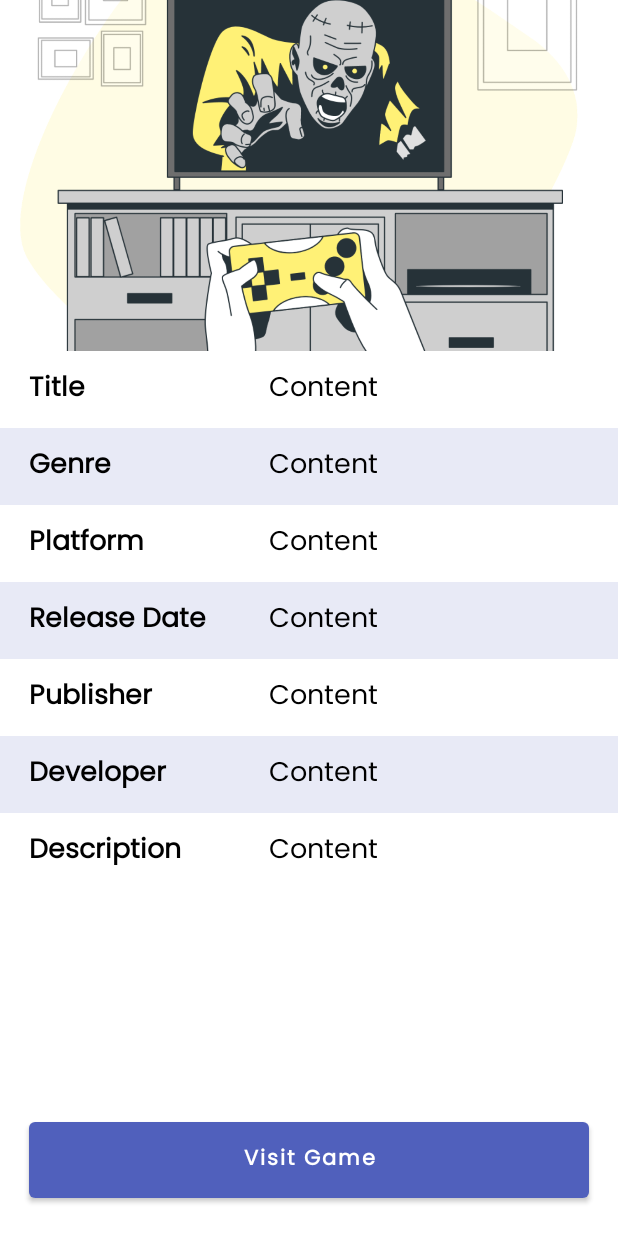
After one commit to algavania/WorldOfGames, an Android app: the layout activity_detail.xml on its own in the app's theme, with its tools: preview values and no code run, on a phone screen of 412 x 824 dp. The commit adds this screen. Run offline under Robolectric (Android 15) with nearby library versions, the phone set to English and light mode, and no system bars.

Commit message:
add detail activity

```diff
--- a/app/src/main/AndroidManifest.xml
+++ b/app/src/main/AndroidManifest.xml
@@ -11,6 +11,7 @@
         android:roundIcon="@mipmap/ic_launcher_round"
         android:supportsRtl="true"
         android:theme="@style/Theme.WorldOfGames">
+        <activity android:name=".activities.DetailActivity"></activity>
         <activity android:name=".activities.LandingActivity" />
         <activity android:name=".activities.SplashActivity">
             <intent-filter>
--- /dev/null
+++ b/app/src/main/java/com/dicoding/worldofgames/activities/DetailActivity.kt
@@ -0,0 +1,52 @@
+package com.dicoding.worldofgames.activities
+
+import android.content.Intent
+import android.net.Uri
+import androidx.appcompat.app.AppCompatActivity
+import android.os.Bundle
+import android.widget.Button
+import android.widget.ImageView
+import android.widget.TextView
+import androidx.core.content.ContextCompat
+import com.dicoding.worldofgames.R
+import com.dicoding.worldofgames.models.GameModel
+import com.squareup.picasso.Picasso
+
+class DetailActivity : AppCompatActivity() {
+    override fun onCreate(savedInstanceState: Bundle?) {
+        super.onCreate(savedInstanceState)
+        setContentView(R.layout.activity_detail)
+
+        supportActionBar?.setDisplayHomeAsUpEnabled(true)
+
+        val gameModel: GameModel = intent.extras?.getSerializable("game") as GameModel
+
+        val image = findViewById<ImageView>(R.id.img_detail)
+        Picasso.get().load(gameModel.thumbnail).into(image)
+        val title = findViewById<TextView>(R.id.tv_title_detail)
+        title.text = gameModel.title
+        val genre = findViewById<TextView>(R.id.tv_genre_detail)
+        genre.text = gameModel.genre
+        val platform = findViewById<TextView>(R.id.tv_platform_detail)
+        platform.text = gameModel.platform
+        val release = findViewById<TextView>(R.id.tv_release_detail)
+        release.text = gameModel.releaseDate
+        val publisher = findViewById<TextView>(R.id.tv_publisher_detail)
+        publisher.text = gameModel.publisher
+        val developer = findViewById<TextView>(R.id.tv_developer_detail)
+        developer.text = gameModel.developer
+        val description = findViewById<TextView>(R.id.tv_description_detail)
+        description.text = gameModel.description
+
+        val button = findViewById<Button>(R.id.btn_game)
+        button.setOnClickListener {
+            val browserIntent = Intent(Intent.ACTION_VIEW, Uri.parse(gameModel.url))
+            ContextCompat.startActivity(this, browserIntent, null)
+        }
+    }
+
+    override fun onSupportNavigateUp(): Boolean {
+        onBackPressed()
+        return true
+    }
+}
--- a/app/src/main/java/com/dicoding/worldofgames/activities/MainActivity.kt
+++ b/app/src/main/java/com/dicoding/worldofgames/activities/MainActivity.kt
@@ -49,7 +49,6 @@ class MainActivity : AppCompatActivity() {
 
     private fun checkIfFragmentExist(fragment: Fragment): Boolean {
         val actualFragment = supportFragmentManager.findFragmentByTag(fragment.javaClass.simpleName)
-        Log.d("check fragment", "${actualFragment != null}")
         return actualFragment != null
     }
 
@@ -66,7 +65,6 @@ class MainActivity : AppCompatActivity() {
     private fun hideFragment(fragment: Fragment) {
         if (checkIfFragmentExist(fragment)) {
             supportFragmentManager.beginTransaction().setCustomAnimations(android.R.animator.fade_in, android.R.animator.fade_out).hide(fragment).commit()
-            Log.d("hide fragment", "yes ${fragment.javaClass.simpleName}")
         }
     }
 }
--- a/app/src/main/java/com/dicoding/worldofgames/adapters/GameAdapter.kt
+++ b/app/src/main/java/com/dicoding/worldofgames/adapters/GameAdapter.kt
@@ -10,7 +10,7 @@ import com.dicoding.worldofgames.R
 import com.dicoding.worldofgames.models.GameModel
 import com.squareup.picasso.Picasso
 
-class GameAdapter(private val dataList: List<GameModel>) :
+class GameAdapter(private val dataList: List<GameModel>, private val onItemClick: (GameModel) -> Unit) :
     RecyclerView.Adapter<GameAdapter.ExampleViewHolder>() {
 
     override fun onCreateViewHolder(parent: ViewGroup, viewType: Int): ExampleViewHolder {
@@ -27,6 +27,10 @@ class GameAdapter(private val dataList: List<GameModel>) :
         Picasso.get().load(currentItem.thumbnail).into(holder.image)
         holder.tvName.text = currentItem.title
         holder.tvPublisher.text = currentItem.publisher
+
+        holder.itemView.setOnClickListener {
+            onItemClick.invoke(currentItem)
+        }
     }
 
     override fun getItemCount() = dataList.size
--- a/app/src/main/java/com/dicoding/worldofgames/fragments/HomeFragment.kt
+++ b/app/src/main/java/com/dicoding/worldofgames/fragments/HomeFragment.kt
@@ -1,5 +1,6 @@
 package com.dicoding.worldofgames.fragments
 
+import android.content.Intent
 import android.os.Bundle
 import androidx.fragment.app.Fragment
 import android.view.LayoutInflater
@@ -13,6 +14,8 @@ import com.androidnetworking.AndroidNetworking
 import com.androidnetworking.error.ANError
 import com.androidnetworking.interfaces.JSONObjectRequestListener
 import com.dicoding.worldofgames.R
+import com.dicoding.worldofgames.activities.DetailActivity
+import com.dicoding.worldofgames.activities.LandingActivity
 import com.dicoding.worldofgames.adapters.GameAdapter
 import com.dicoding.worldofgames.models.GameModel
 import org.json.JSONObject
@@ -103,7 +106,12 @@ class HomeFragment : Fragment() {
                         }
                     }
 
-                    recyclerView?.adapter = GameAdapter(list)
+                    val adapter = GameAdapter(list, onItemClick = {
+                        val intent = Intent(activity, DetailActivity::class.java)
+                        intent.putExtra("game", it)
+                        startActivity(intent)
+                    })
+                    recyclerView?.adapter = adapter
                     recyclerView?.layoutManager = LinearLayoutManager(activity)
                     recyclerView?.setItemViewCacheSize(20)
                     recyclerView?.isDrawingCacheEnabled = true
--- a/app/src/main/java/com/dicoding/worldofgames/models/GameModel.kt
+++ b/app/src/main/java/com/dicoding/worldofgames/models/GameModel.kt
@@ -1,4 +1,6 @@
 package com.dicoding.worldofgames.models
 
+import java.io.Serializable
+
 data class GameModel(var title: String, var genre: String, var platform: String, var releaseDate: String, var publisher: String, var developer: String,
-                     var description: String, var thumbnail: String, var url: String)
+                     var description: String, var thumbnail: String, var url: String) : Serializable
--- /dev/null
+++ b/app/src/main/res/layout/activity_detail.xml
@@ -0,0 +1,261 @@
+<?xml version="1.0" encoding="utf-8"?>
+<RelativeLayout xmlns:android="http://schemas.android.com/apk/res/android"
+    xmlns:app="http://schemas.android.com/apk/res-auto"
+    xmlns:tools="http://schemas.android.com/tools"
+    android:layout_width="match_parent"
+    android:layout_height="match_parent"
+    tools:context=".activities.DetailActivity"
+    android:paddingBottom="@dimen/_15sdp">
+
+    <androidx.core.widget.NestedScrollView
+        android:layout_width="match_parent"
+        android:layout_height="match_parent"
+        android:layout_above="@id/btn_game"
+        android:fillViewport="true">
+
+        <LinearLayout
+            android:layout_width="match_parent"
+            android:layout_height="wrap_content"
+            android:orientation="vertical">
+
+            <ImageView
+                android:id="@+id/img_detail"
+                android:layout_width="match_parent"
+                android:layout_height="@dimen/_180sdp"
+                android:contentDescription="Game Image"
+                android:scaleType="centerCrop"
+                android:src="@drawable/landing" />
+
+            <LinearLayout
+                android:layout_width="match_parent"
+                android:layout_height="match_parent"
+                android:orientation="vertical">
+
+                <LinearLayout
+                    android:layout_width="match_parent"
+                    android:layout_height="wrap_content"
+                    android:background="@color/white"
+                    android:orientation="horizontal"
+                    android:paddingHorizontal="@dimen/_15sdp"
+                    android:paddingVertical="@dimen/_8sdp"
+                    android:weightSum="1">
+
+                    <TextView
+                        android:layout_width="0dp"
+                        android:layout_height="wrap_content"
+                        android:layout_weight="0.4"
+                        android:text="Title"
+                        android:textColor="@color/black"
+                        android:textSize="@dimen/_14ssp"
+                        android:textStyle="bold" />
+
+                    <TextView
+                        android:id="@+id/tv_title_detail"
+                        android:layout_width="0dp"
+                        android:layout_height="wrap_content"
+                        android:layout_weight="0.6"
+                        android:paddingHorizontal="@dimen/_8sdp"
+                        android:text="Content"
+                        android:textColor="@color/black"
+                        android:textSize="@dimen/_14ssp" />
+
+                </LinearLayout>
+
+                <LinearLayout
+                    android:layout_width="match_parent"
+                    android:layout_height="wrap_content"
+                    android:background="@color/grey"
+                    android:orientation="horizontal"
+                    android:paddingHorizontal="@dimen/_15sdp"
+                    android:paddingVertical="@dimen/_8sdp"
+                    android:weightSum="1">
+
+                    <TextView
+                        android:layout_width="0dp"
+                        android:layout_height="wrap_content"
+                        android:layout_weight="0.4"
+                        android:text="Genre"
+                        android:textColor="@color/black"
+                        android:textSize="@dimen/_14ssp"
+                        android:textStyle="bold" />
+
+                    <TextView
+                        android:id="@+id/tv_genre_detail"
+                        android:layout_width="0dp"
+                        android:layout_height="wrap_content"
+                        android:layout_weight="0.6"
+                        android:paddingHorizontal="@dimen/_8sdp"
+                        android:text="Content"
+                        android:textColor="@color/black"
+                        android:textSize="@dimen/_14ssp" />
+
+                </LinearLayout>
+
+                <LinearLayout
+                    android:layout_width="match_parent"
+                    android:layout_height="wrap_content"
+                    android:background="@color/white"
+                    android:orientation="horizontal"
+                    android:paddingHorizontal="@dimen/_15sdp"
+                    android:paddingVertical="@dimen/_8sdp"
+                    android:weightSum="1">
+
+                    <TextView
+                        android:layout_width="0dp"
+                        android:layout_height="wrap_content"
+                        android:layout_weight="0.4"
+                        android:text="Platform"
+                        android:textColor="@color/black"
+                        android:textSize="@dimen/_14ssp"
+                        android:textStyle="bold" />
+
+                    <TextView
+                        android:id="@+id/tv_platform_detail"
+                        android:layout_width="0dp"
+                        android:layout_height="wrap_content"
+                        android:layout_weight="0.6"
+                        android:paddingHorizontal="@dimen/_8sdp"
+                        android:text="Content"
+                        android:textColor="@color/black"
+                        android:textSize="@dimen/_14ssp" />
+
+                </LinearLayout>
+
+                <LinearLayout
+                    android:layout_width="match_parent"
+                    android:layout_height="wrap_content"
+                    android:background="@color/grey"
+                    android:orientation="horizontal"
+                    android:paddingHorizontal="@dimen/_15sdp"
+                    android:paddingVertical="@dimen/_8sdp"
+                    android:weightSum="1">
+
+                    <TextView
+                        android:layout_width="0dp"
+                        android:layout_height="wrap_content"
+                        android:layout_weight="0.4"
+                        android:text="Release Date"
+                        android:textColor="@color/black"
+                        android:textSize="@dimen/_14ssp"
+                        android:textStyle="bold" />
+
+                    <TextView
+                        android:id="@+id/tv_release_detail"
+                        android:layout_width="0dp"
+                        android:layout_height="wrap_content"
+                        android:layout_weight="0.6"
+                        android:paddingHorizontal="@dimen/_8sdp"
+                        android:text="Content"
+                        android:textColor="@color/black"
+                        android:textSize="@dimen/_14ssp" />
+
+                </LinearLayout>
+
+                <LinearLayout
+                    android:layout_width="match_parent"
+                    android:layout_height="wrap_content"
+                    android:background="@color/white"
+                    android:orientation="horizontal"
+                    android:paddingHorizontal="@dimen/_15sdp"
+                    android:paddingVertical="@dimen/_8sdp"
+                    android:weightSum="1">
+
+                    <TextView
+                        android:layout_width="0dp"
+                        android:layout_height="wrap_content"
+                        android:layout_weight="0.4"
+                        android:text="Publisher"
+                        android:textColor="@color/black"
+                        android:textSize="@dimen/_14ssp"
+                        android:textStyle="bold" />
+
+                    <TextView
+                        android:id="@+id/tv_publisher_detail"
+                        android:layout_width="0dp"
+                        android:layout_height="wrap_content"
+                        android:layout_weight="0.6"
+                        android:paddingHorizontal="@dimen/_8sdp"
+                        android:text="Content"
+                        android:textColor="@color/black"
+                        android:textSize="@dimen/_14ssp" />
+
+                </LinearLayout>
+
+                <LinearLayout
+                    android:layout_width="match_parent"
+                    android:layout_height="wrap_content"
+                    android:background="@color/grey"
+                    android:orientation="horizontal"
+                    android:paddingHorizontal="@dimen/_15sdp"
+                    android:paddingVertical="@dimen/_8sdp"
+                    android:weightSum="1">
+
+                    <TextView
+                        android:layout_width="0dp"
+                        android:layout_height="wrap_content"
+                        android:layout_weight="0.4"
+                        android:text="Developer"
+                        android:textColor="@color/black"
+                        android:textSize="@dimen/_14ssp"
+                        android:textStyle="bold" />
+
+                    <TextView
+                        android:id="@+id/tv_developer_detail"
+                        android:layout_width="0dp"
+                        android:layout_height="wrap_content"
+                        android:layout_weight="0.6"
+                        android:paddingHorizontal="@dimen/_8sdp"
+                        android:text="Content"
+                        android:textColor="@color/black"
+                        android:textSize="@dimen/_14ssp" />
+
+                </LinearLayout>
+
+                <LinearLayout
+                    android:layout_width="match_parent"
+                    android:layout_height="wrap_content"
+                    android:background="@color/white"
+                    android:orientation="horizontal"
+                    android:paddingHorizontal="@dimen/_15sdp"
+                    android:paddingVertical="@dimen/_8sdp"
+                    android:weightSum="1">
+
+                    <TextView
+                        android:layout_width="0dp"
+                        android:layout_height="wrap_content"
+                        android:layout_weight="0.4"
+                        android:text="Description"
+                        android:textColor="@color/black"
+                        android:textSize="@dimen/_14ssp"
+                        android:textStyle="bold" />
+
+                    <TextView
+                        android:id="@+id/tv_description_detail"
+                        android:layout_width="0dp"
+                        android:layout_height="wrap_content"
+                        android:layout_weight="0.6"
+                        android:paddingHorizontal="@dimen/_8sdp"
+                        android:text="Content"
+                        android:textColor="@color/black"
+                        android:textSize="@dimen/_14ssp" />
+
+                </LinearLayout>
+
+            </LinearLayout>
+
+        </LinearLayout>
+
+    </androidx.core.widget.NestedScrollView>
+
+    <Button
+        android:id="@+id/btn_game"
+        android:layout_width="match_parent"
+        android:layout_height="wrap_content"
+        android:layout_alignParentBottom="true"
+        android:layout_marginHorizontal="@dimen/_15sdp"
+        android:paddingVertical="@dimen/_10sdp"
+        android:text="Visit Game"
+        android:textAllCaps="false"
+        android:textStyle="bold" />
+
+</RelativeLayout>
--- a/app/src/main/res/values/colors.xml
+++ b/app/src/main/res/values/colors.xml
@@ -7,4 +7,5 @@
     <color name="blue_700">#1E88E5</color>
     <color name="black">#FF000000</color>
     <color name="white">#FFFFFFFF</color>
+    <color name="grey">#E8EAF6</color>
 </resources>
```
